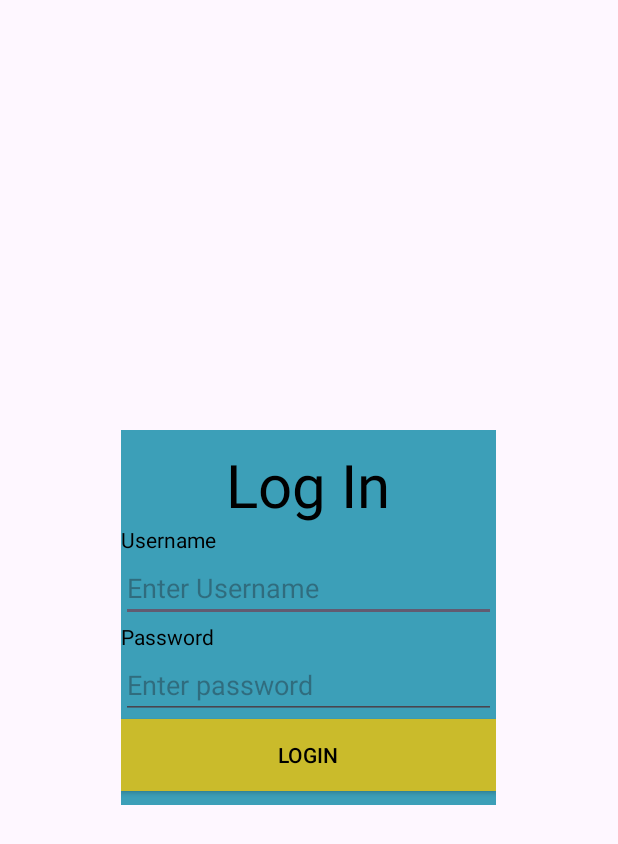
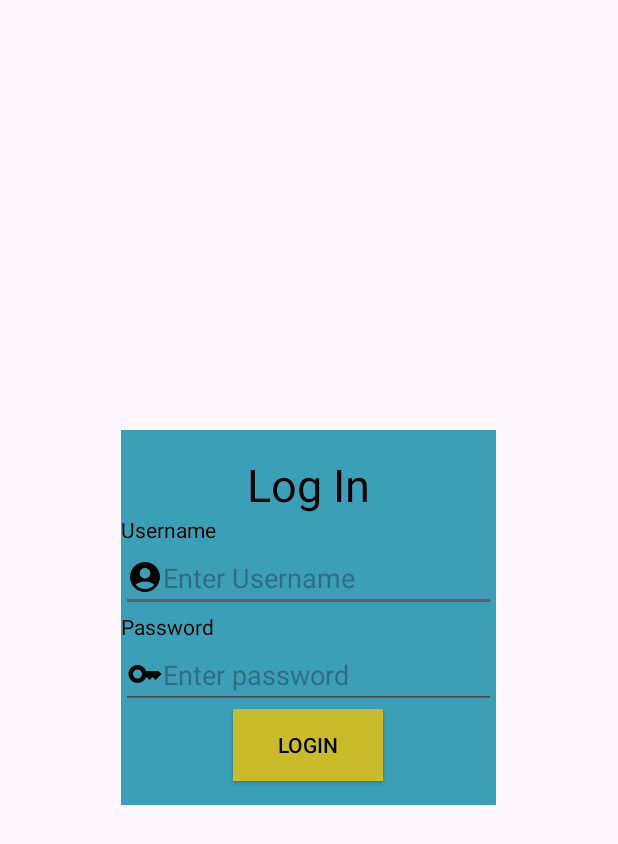
Before and after one commit to Gaya3584/MovieApp, an Android app: the screen it shows after launch (MainActivity), on a phone screen of 412 x 824 dp. Shown: the top 844 px of the screen. Run offline under Robolectric (Android 15) with nearby library versions, the phone set to English and light mode, and no system bars.

Commit message:
icon set

```diff
--- /dev/null
+++ b/app/src/main/res/drawable/baseline_account_circle_24.xml
@@ -0,0 +1,5 @@
+<vector xmlns:android="http://schemas.android.com/apk/res/android" android:height="24dp" android:tint="#000000" android:viewportHeight="24" android:viewportWidth="24" android:width="24dp">
+
+    <path android:fillColor="@android:color/white" android:pathData="M12,2C6.48,2 2,6.48 2,12s4.48,10 10,10s10,-4.48 10,-10S17.52,2 12,2zM12,6c1.93,0 3.5,1.57 3.5,3.5S13.93,13 12,13s-3.5,-1.57 -3.5,-3.5S10.07,6 12,6zM12,20c-2.03,0 -4.43,-0.82 -6.14,-2.88C7.55,15.8 9.68,15 12,15s4.45,0.8 6.14,2.12C16.43,19.18 14.03,20 12,20z"/>
+
+</vector>
--- /dev/null
+++ b/app/src/main/res/drawable/baseline_key_24.xml
@@ -0,0 +1,5 @@
+<vector xmlns:android="http://schemas.android.com/apk/res/android" android:height="24dp" android:tint="#000000" android:viewportHeight="24" android:viewportWidth="24" android:width="24dp">
+
+    <path android:fillColor="@android:color/white" android:pathData="M21,10h-8.35C11.83,7.67 9.61,6 7,6c-3.31,0 -6,2.69 -6,6s2.69,6 6,6c2.61,0 4.83,-1.67 5.65,-4H13l2,2l2,-2l2,2l4,-4.04L21,10zM7,15c-1.65,0 -3,-1.35 -3,-3c0,-1.65 1.35,-3 3,-3s3,1.35 3,3C10,13.65 8.65,15 7,15z"/>
+
+</vector>
--- a/app/src/main/res/layout/activity_main.xml
+++ b/app/src/main/res/layout/activity_main.xml
@@ -15,7 +15,7 @@
             android:layout_height="wrap_content"
             android:text="Log In"
             android:gravity="center"
-            android:textSize="40dp"
+            android:textSize="30dp"
             android:textColor="#000"/>
         <TextView
             android:layout_width="match_parent"
@@ -28,7 +28,8 @@
             android:layout_height="wrap_content"
             android:hint="Enter Username"
             android:textColor="#000"
-            android:inputType="text"/>
+            android:inputType="text"
+            android:drawableLeft="@drawable/baseline_account_circle_24"/>
         <TextView
             android:layout_width="match_parent"
             android:layout_height="wrap_content"
@@ -39,10 +40,11 @@
             android:layout_width="match_parent"
             android:layout_height="wrap_content"
             android:hint="Enter password"
-            android:inputType="textPassword"/>
+            android:inputType="textPassword"
+            android:drawableLeft="@drawable/baseline_key_24"/>
         <androidx.appcompat.widget.AppCompatButton
             android:id="@+id/bt1"
-            android:layout_width="match_parent"
+            android:layout_width="100dp"
             android:layout_height="wrap_content"
             android:text="Login"
             android:textColor="#000"
```
